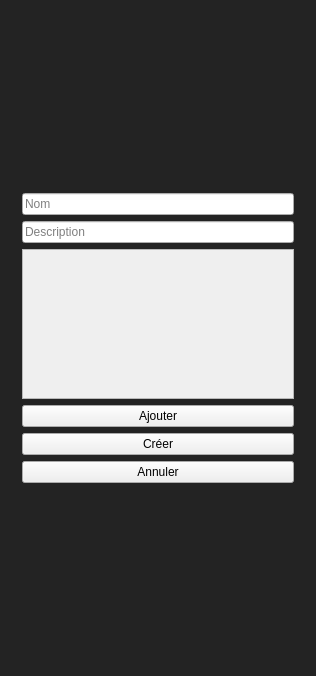
Qt form Qt_main/Qt_main.ui (GMorelle-2412/GCP_C) before a commit.
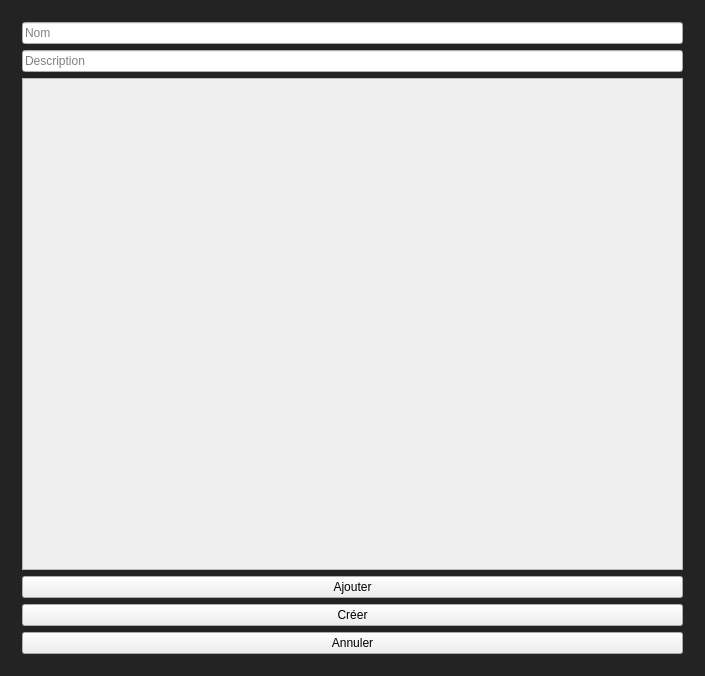
The same form after that commit. The open tabs and pages were chosen to show the change.

The edit to the form file:
```diff
--- a/Qt_main/Qt_main.ui
+++ b/Qt_main/Qt_main.ui
@@ -6,7 +6,7 @@
    <rect>
     <x>0</x>
     <y>0</y>
-    <width>316</width>
+    <width>705</width>
     <height>676</height>
    </rect>
   </property>
@@ -450,19 +450,6 @@
        <layout class="QGridLayout" name="gridLayout_8">
         <item row="0" column="0">
          <layout class="QVBoxLayout" name="verticalLayout_7">
-          <item>
-           <spacer name="verticalSpacer_7">
-            <property name="orientation">
-             <enum>Qt::Orientation::Vertical</enum>
-            </property>
-            <property name="sizeHint" stdset="0">
-             <size>
-              <width>20</width>
-              <height>40</height>
-             </size>
-            </property>
-           </spacer>
-          </item>
           <item>
            <layout class="QHBoxLayout" name="horizontalLayout_9">
             <item>
@@ -503,8 +490,8 @@
                   <rect>
                    <x>0</x>
                    <y>0</y>
-                   <width>272</width>
-                   <height>148</height>
+                   <width>661</width>
+                   <height>482</height>
                   </rect>
                  </property>
                  <layout class="QGridLayout" name="gridLayout_9">
@@ -544,19 +531,6 @@
             </item>
            </layout>
           </item>
-          <item>
-           <spacer name="verticalSpacer_8">
-            <property name="orientation">
-             <enum>Qt::Orientation::Vertical</enum>
-            </property>
-            <property name="sizeHint" stdset="0">
-             <size>
-              <width>20</width>
-              <height>40</height>
-             </size>
-            </property>
-           </spacer>
-          </item>
          </layout>
         </item>
        </layout>
```
Left out of the diff: 26 changed lines with no effect on the pictures.
